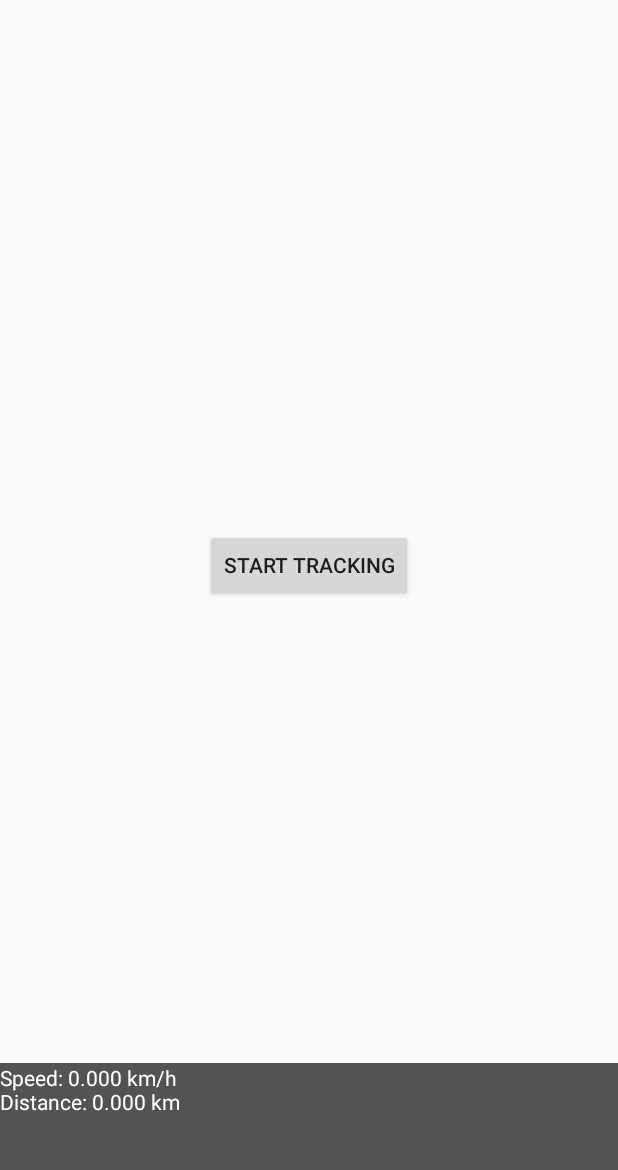
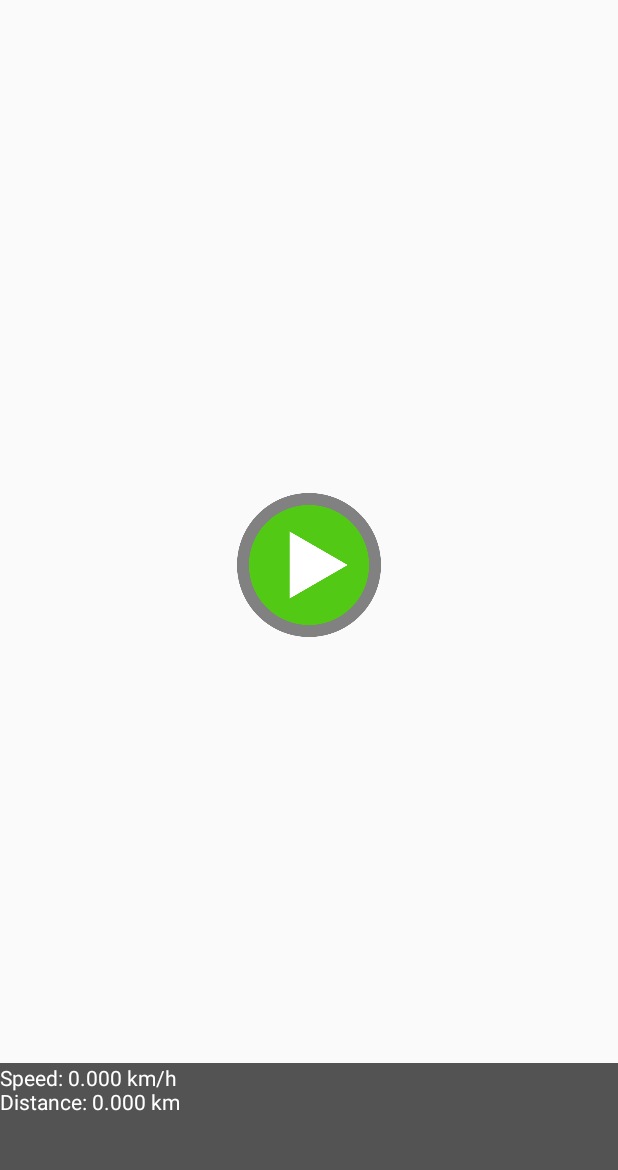
Before and after one commit to fsteinbauer/conquer, an Android app: the screen it shows after launch (MapsActivity), on a phone screen of 412 x 824 dp, the part 53-1223 px from its top. Run offline under Robolectric (Android 15) with nearby library versions, the phone set to English and light mode, and no system bars.

Commit message:
[TR,MK] Added button animation functionality. Small changes to layout and functionality of MapsActivity

```diff
--- a/android/app/src/main/java/at/acid/conquer/MapsActivity.java
+++ b/android/app/src/main/java/at/acid/conquer/MapsActivity.java
@@ -6,15 +6,15 @@ import android.content.Intent;
 import android.content.ServiceConnection;
 import android.graphics.Color;
 import android.location.Location;
-
+import android.os.Bundle;
 import android.os.IBinder;
 import android.support.v4.app.FragmentActivity;
-import android.os.Bundle;
 import android.util.Log;
 import android.view.View;
-import android.widget.Button;
+import android.widget.ImageButton;
 import android.widget.TextView;
-
+import at.acid.conquer.model.Route;
+import at.acid.conquer.model.TimeLocation;
 import com.google.android.gms.maps.CameraUpdateFactory;
 import com.google.android.gms.maps.GoogleMap;
 import com.google.android.gms.maps.OnMapReadyCallback;
@@ -26,75 +26,66 @@ import java.util.List;
 import java.util.Timer;
 import java.util.TimerTask;
 
-import at.acid.conquer.model.Route;
-import at.acid.conquer.model.TimeLocation;
-
 import static at.acid.conquer.LocationUtility.getSpeed;
 import static at.acid.conquer.LocationUtility.validDistance;
 
-public class MapsActivity extends FragmentActivity implements
-        OnMapReadyCallback,
-        LocationService.LocationServiceClient,
-        View.OnClickListener {
+public class MapsActivity extends FragmentActivity implements OnMapReadyCallback, LocationService.LocationServiceClient, View.OnClickListener{
     public static final String TAG = "MapsActivity";
     public static final float DEFAULT_ZOOM = 16.0f;
 
-    private PolylineOptions mPathLineOptions = new PolylineOptions()
-            .width(10.0f)
-            .color(Color.RED);
+    private PolylineOptions mPathLineOptions = new PolylineOptions().width(10.0f).color(Color.RED);
 
     private GoogleMap mMap;
     private Route mRoute;
     private TimeLocation mLastLocation;
     private LocationService mLocationService;
 
-    private Button mButtonStart;
-    private Button mButtonStop;
+    private ImageButton mButtonStartStop;
+
 
     private TextView mTextArea;
     private TextView mTextInfo;
 
+    private boolean isTracking;
+
     // handle bidirection connection to LocationService
-    private ServiceConnection mLocationServiceConnection = new ServiceConnection() {
+    private ServiceConnection mLocationServiceConnection = new ServiceConnection(){
         @Override
-        public void onServiceConnected(ComponentName className,
-                                       IBinder service) {
+        public void onServiceConnected(ComponentName className, IBinder service){
             mLocationService = ((LocationService.LocalBinder) service).getService();
             mLocationService.setServiceClient(MapsActivity.this);
         }
 
         @Override
-        public void onServiceDisconnected(ComponentName arg0) {
+        public void onServiceDisconnected(ComponentName arg0){
             mLocationService.setServiceClient(null);
             mLocationService = null;
         }
     };
 
     @Override//-------------------------------------------------------------------------------------
-    protected void onCreate(Bundle savedInstanceState) {
+    protected void onCreate(Bundle savedInstanceState){
         super.onCreate(savedInstanceState);
         setContentView(R.layout.activity_maps);
 
         // Obtain the SupportMapFragment and get notified when the map is ready to be used.
-        SupportMapFragment mapFragment = (SupportMapFragment) getSupportFragmentManager()
-                .findFragmentById(R.id.map);
+        SupportMapFragment mapFragment = (SupportMapFragment) getSupportFragmentManager().findFragmentById(R.id.map);
         mapFragment.getMapAsync(this);
 
         // Connect GUI elements
-        mButtonStart = (Button) findViewById(R.id.ButtonStart);
-        mButtonStop = (Button) findViewById(R.id.ButtonStop);
-        mButtonStart.setOnClickListener(this);
-        mButtonStop.setOnClickListener(this);
-        mButtonStop.setVisibility(View.GONE);
+        mButtonStartStop = (ImageButton) findViewById(R.id.ButtonPlayStop);
+        mButtonStartStop.setOnClickListener(this);
+
 
         mTextArea = (TextView) findViewById(R.id.TextArea);
         mTextInfo = (TextView) findViewById(R.id.TextInfo);
-        updateInfo(0,0);
+        updateInfo(0, 0);
         updateArea("Graz");
+
     }
 
     @Override//-------------------------------------------------------------------------------------
-    public void onMapReady(GoogleMap googleMap) {
+    public void onMapReady(GoogleMap googleMap){
         Log.d(TAG, "onMapReady()");
         mMap = googleMap;
         mRoute = new Route(mMap, mPathLineOptions);
@@ -104,8 +95,7 @@ public class MapsActivity extends FragmentActivity implements
         location.setLatitude(47.067);
         location.setLongitude(15.433);
 
-        if (mLastLocation != null)
-            location = mLocationService.getLocation();
+        if(mLastLocation != null){ location = mLocationService.getLocation(); }
 
         mLastLocation = new TimeLocation(location);
         LatLng latlng = new LatLng(location.getLatitude(), location.getLongitude());
@@ -113,18 +103,18 @@ public class MapsActivity extends FragmentActivity implements
     }
 
     @Override//-------------------------------------------------------------------------------------
-    public void onLocationUpdate(final Location location) {
-        if (location == null) {
+    public void onLocationUpdate(final Location location){
+        if(location == null){
             Log.d(TAG, "onLocationUpdate(): unknown position");
             return;
         }
 
-        if (mMap == null) {
+        if(mMap == null){
             Log.d(TAG, "onLocationUpdate(): wait for map");
 
             Timer timer = new Timer();
-            timer.schedule(new TimerTask() {
-                public void run() {
+            timer.schedule(new TimerTask(){
+                public void run(){
                     onLocationUpdate(location);
                 }
             }, 1000);
@@ -137,12 +127,12 @@ public class MapsActivity extends FragmentActivity implements
         TimeLocation tloc = new TimeLocation(location);
 
         // distance to last valid point is valid - add point
-        if (validDistance(mRoute.getLastLocation(), tloc)) {
+        if(validDistance(mRoute.getLastLocation(), tloc)){
             mRoute.addLocationToCurrentPath(tloc);
             mMap.moveCamera(CameraUpdateFactory.newLatLng(tloc.getLatLng()));
         }
         // distance to last point is valid - create new route
-        else if (validDistance(mLastLocation, tloc)) {
+        else if(validDistance(mLastLocation, tloc)){
             mRoute.addLocationToNewPath(mLastLocation, tloc);
             mMap.moveCamera(CameraUpdateFactory.newLatLng(tloc.getLatLng()));
         }
@@ -150,9 +140,9 @@ public class MapsActivity extends FragmentActivity implements
         mLastLocation = tloc;
 
         List<TimeLocation> path = mRoute.getCurrentPath();
-        if( path != null && path.size() > 1 ) {
-            TimeLocation tloc1 = path.get(path.size()-1);
-            TimeLocation tloc2 = path.get(path.size()-2);
+        if(path != null && path.size() > 1){
+            TimeLocation tloc1 = path.get(path.size() - 1);
+            TimeLocation tloc2 = path.get(path.size() - 2);
             float kmh = getSpeed(tloc1, tloc2);
             float distance = mRoute.getDistance() / 1000; // distance in km
             updateInfo(kmh, distance);
@@ -172,18 +162,19 @@ public class MapsActivity extends FragmentActivity implements
     }
 
     @Override//-------------------------------------------------------------------------------------
-    public void onClick(View v) {
-        switch( v.getId() ){
-            case R.id.ButtonStart:{
-                mButtonStart.setVisibility(View.GONE);
-                mButtonStop.setVisibility(View.VISIBLE);
-                startTracking();
-                break;
-            }
-            case R.id.ButtonStop:{
-                mButtonStop.setVisibility(View.GONE);
-                mButtonStart.setVisibility(View.VISIBLE);
-                stopTracking();
+    public void onClick(View v){
+        switch(v.getId()){
+            case R.id.ButtonPlayStop:{
+                if(isTracking){
+                    isTracking = false;
+                    stopTracking();
+                    TranslationAnimator.translateAndScaleCenter(mButtonStartStop);
+                } else{
+                    isTracking = true;
+                    TranslationAnimator.translateAndScaleToBottomRight(mButtonStartStop);
+                    startTracking();
+                }
+
                 break;
             }
         }
--- /dev/null
+++ b/android/app/src/main/res/drawable/animate_button_to_stop.xml
@@ -0,0 +1,17 @@
+<?xml version="1.0" encoding="utf-8"?>
+<animation-list xmlns:android="http://schemas.android.com/apk/res/android"
+                android:oneshot="true">
+
+    <item android:drawable="@drawable/anim_play01" android:duration="136"/>
+    <item android:drawable="@drawable/anim_play02" android:duration="136"/>
+    <item android:drawable="@drawable/anim_play03" android:duration="136"/>
+    <item android:drawable="@drawable/anim_play04" android:duration="136"/>
+    <item android:drawable="@drawable/anim_play05" android:duration="136"/>
+    <item android:drawable="@drawable/anim_play06" android:duration="136"/>
+    <item android:drawable="@drawable/anim_play07" android:duration="136"/>
+    <item android:drawable="@drawable/anim_play08" android:duration="136"/>
+    <item android:drawable="@drawable/anim_play09" android:duration="136"/>
+    <item android:drawable="@drawable/anim_play10" android:duration="136"/>
+    <item android:drawable="@drawable/anim_play11" android:duration="136"/>
+
+</animation-list>
--- a/android/app/src/main/res/layout/activity_maps.xml
+++ b/android/app/src/main/res/layout/activity_maps.xml
@@ -1,6 +1,7 @@
 <?xml version="1.0" encoding="utf-8"?>
 <RelativeLayout xmlns:android="http://schemas.android.com/apk/res/android"
-    android:layout_width="match_parent" android:layout_height="match_parent">
+                android:layout_width="match_parent"
+                android:layout_height="match_parent">
 
     <fragment xmlns:android="http://schemas.android.com/apk/res/android"
               xmlns:map="http://schemas.android.com/apk/res-auto"
@@ -12,7 +13,8 @@
               tools:context="at.acid.conquer.MapsActivity"
               android:layout_alignParentTop="true"
               android:layout_alignParentLeft="true"
-        android:layout_alignParentStart="true" />
+              android:layout_alignParentStart="true"/>
+
 
     <TextView
             android:layout_width="wrap_content"
@@ -22,21 +24,12 @@
             android:layout_alignParentEnd="true"
             android:layout_alignParentLeft="true"
             android:layout_alignParentStart="true"
-        android:textAlignment="center"
+            android:gravity="center"
             android:background="#aa000000"
             android:textColor="#ffffff"
             android:enabled="true"
-        android:id="@+id/TextArea" />
+            android:id="@+id/TextArea"/>
 
-    <Button
-        android:layout_width="wrap_content"
-        android:layout_height="wrap_content"
-        android:text="Start Tracking"
-        android:id="@+id/ButtonStart"
-        android:layout_centerVertical="true"
-        android:layout_centerHorizontal="true"
-        android:enabled="true"
-        android:clickable="true" />
 
     <TextView
             android:layout_width="wrap_content"
@@ -51,18 +44,19 @@
             android:enabled="true"
             android:background="#aa000000"
             android:textColor="#ffffff"
-        android:text="Informations" />
+            android:text="Informations"/>
 
-    <Button
-        android:layout_width="wrap_content"
-        android:layout_height="wrap_content"
-        android:text="Stop"
-        android:id="@+id/ButtonStop"
-        android:layout_alignParentRight="true"
-        android:layout_alignParentEnd="true"
+
+    <ImageButton
+            android:layout_width="100dp"
+            android:layout_height="100dp"
+            android:id="@+id/ButtonPlayStop"
+            android:background="@drawable/animate_button_to_stop"
+            android:layout_centerVertical="true"
+            android:layout_centerHorizontal="true"
+            android:enabled="true"
             android:clickable="true"
-        android:enabled="true"
-        android:layout_alignParentBottom="true"
-        android:layout_alignTop="@+id/TextInfo" />
+            android:contentDescription="@string/imgBtn_start"
+    />
 
 </RelativeLayout>
--- a/android/app/src/main/res/values/strings.xml
+++ b/android/app/src/main/res/values/strings.xml
@@ -2,4 +2,6 @@
     <string name="app_name">Conquer</string>
     <string name="action_settings">Settings</string>
     <string name="title_activity_maps">Map</string>
+    <string name="imgBtn_start">Start Tracking</string>
+    <string name="imgBtn_stop">Stop</string>
 </resources>
```
Also changed, not shown: android/app/src/main/java/at/acid/conquer/TranslationAnimator.java (added, +63 -0 lines), android/app/src/main/res/anim/translate_play_button_bottom.xml (added, +16 -0 lines), android/app/src/main/res/anim/translate_play_button_center.xml (added, +16 -0 lines), android/app/src/main/res/drawable/animate_button_to_play.xml (added, +15 -0 lines), android/app/src/main/res/drawable/anim_play01.png (added), android/app/src/main/res/drawable/anim_play02.png (added), android/app/src/main/res/drawable/anim_play03.png (added), android/app/src/main/res/drawable/anim_play04.png (added), android/app/src/main/res/drawable/anim_play05.png (added), android/app/src/main/res/drawable/anim_play06.png (added), android/app/src/main/res/drawable/anim_play07.png (added), android/app/src/main/res/drawable/anim_play08.png (added), android/app/src/main/res/drawable/anim_play09.png (added), android/app/src/main/res/drawable/anim_play10.png (added), 1 more files. Lines whose indentation alone changed are shown as unchanged.
